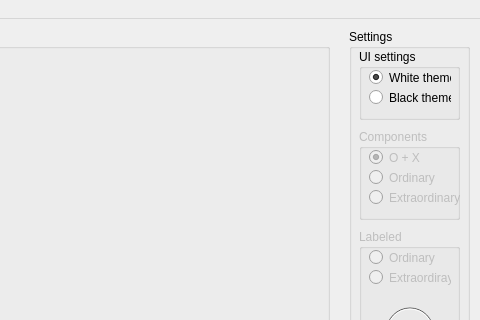
Before: the Qt Designer form mainwindow.ui in PGery89/IonogramProcessing, drawn with Qt 5; both pictures show x 451 to 931 and y 0 to 320 of the 931 by 639 pixel window.
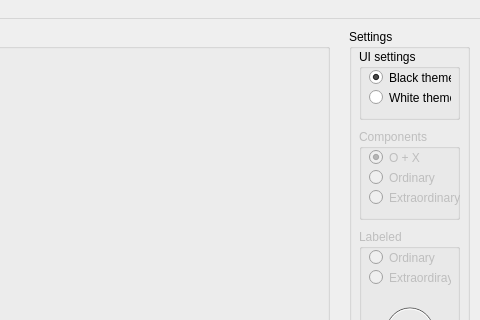
After: the same form once the commit is applied. Custom widgets are drawn as their Qt base class.

```diff
--- a/mainwindow.ui
+++ b/mainwindow.ui
@@ -199,11 +199,14 @@
      <property name="title">
       <string>UI settings</string>
      </property>
-     <widget class="QRadioButton" name="radioButton">
+     <widget class="QRadioButton" name="radioButton_whiteTheme">
+      <property name="enabled">
+       <bool>true</bool>
+      </property>
       <property name="geometry">
        <rect>
         <x>10</x>
-        <y>20</y>
+        <y>40</y>
         <width>82</width>
         <height>17</height>
        </rect>
@@ -212,14 +215,14 @@
        <string>White theme</string>
       </property>
       <property name="checked">
-       <bool>true</bool>
+       <bool>false</bool>
       </property>
      </widget>
      <widget class="QRadioButton" name="radioButton_2">
       <property name="geometry">
        <rect>
         <x>10</x>
-        <y>40</y>
+        <y>20</y>
         <width>82</width>
         <height>17</height>
        </rect>
@@ -227,6 +230,9 @@
       <property name="text">
        <string>Black theme</string>
       </property>
+      <property name="checked">
+       <bool>true</bool>
+      </property>
      </widget>
     </widget>
    </widget>
```
Left out of the diff: 2 changed lines with no effect on the pictures.
